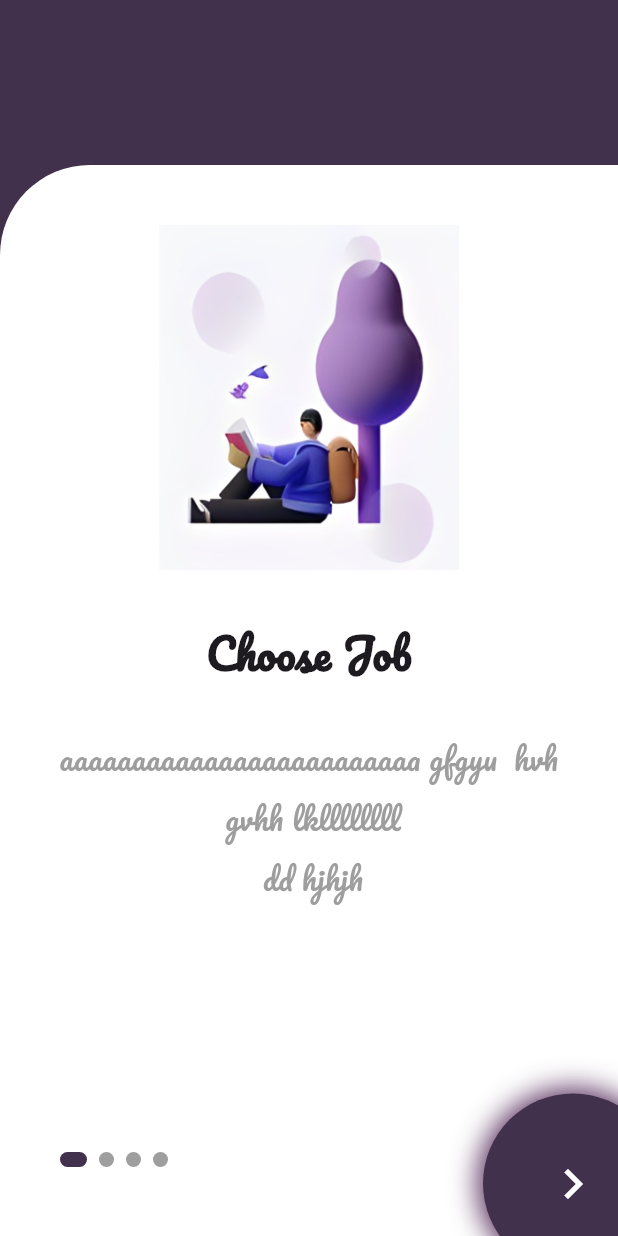
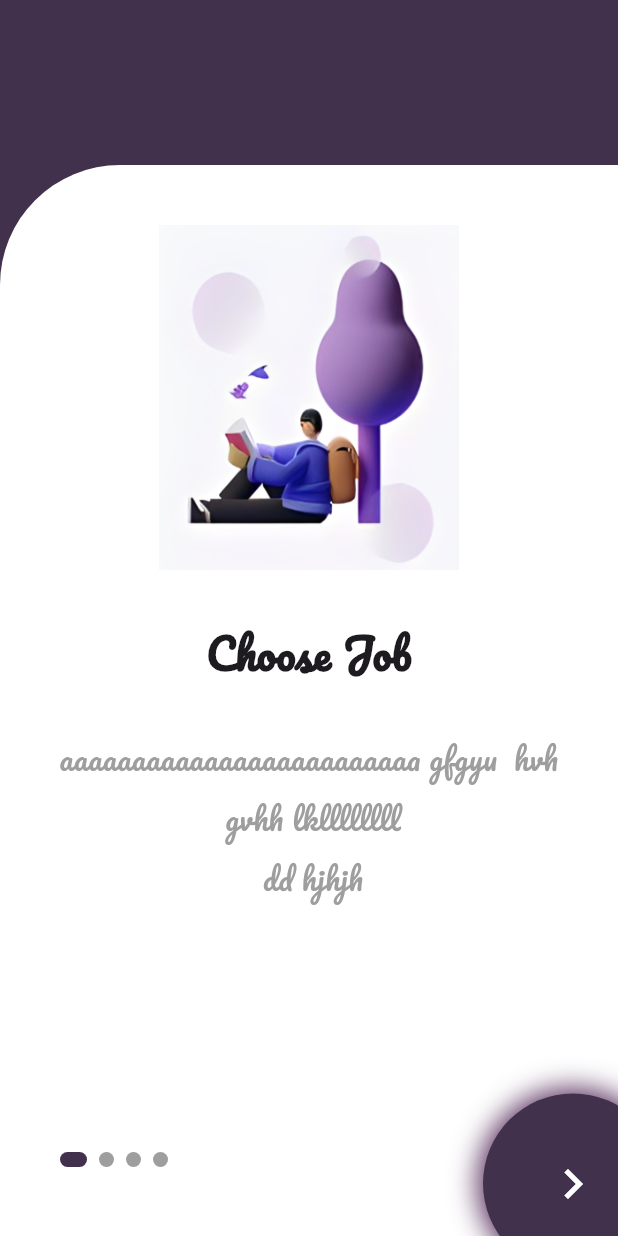
Before and after one commit to Nussaiba/JOBS-, a Flutter app: the screen it shows after launch, on a phone screen of 412 x 824 dp. Run offline on Flutter 3.47's test engine with Material 3 defaults, Android fonts, the phone set to English and light mode, and no system bars; our stand-ins replace get.

Commit message:
onboarding2

```diff
--- a/lib/main.dart
+++ b/lib/main.dart
@@ -1,4 +1,5 @@
 import 'package:flutter/material.dart';
+import 'package:get/get.dart';
 import 'package:jobs/routes.dart';
 import 'package:jobs/view/screen/onboarding.dart';
 
@@ -11,7 +12,7 @@ class MyApp extends StatelessWidget {
 
   @override
   Widget build(BuildContext context) {
-    return MaterialApp(
+    return GetMaterialApp(
       title: 'Flutter Demo',
       debugShowCheckedModeBanner: false ,
       theme: ThemeData(
--- a/lib/view/screen/onboarding.dart
+++ b/lib/view/screen/onboarding.dart
@@ -27,7 +27,7 @@ class OnBoarding extends StatelessWidget {
                 decoration: const BoxDecoration(
                     color: Colors.white,
                     borderRadius:
-                        BorderRadius.only(topLeft: Radius.circular(60))),
+                        BorderRadius.only(topLeft: Radius.circular(80))),
                 child: const Column(
                   children: [
                     Expanded(
```
